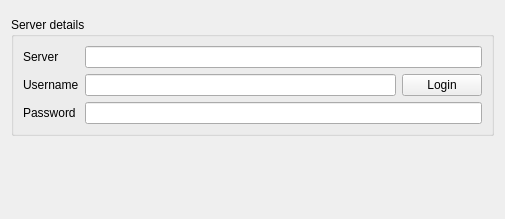
Before: the Qt Designer form src/internet/subsonicsettingspage.ui in clementine-player/Clementine, drawn with Qt 5.
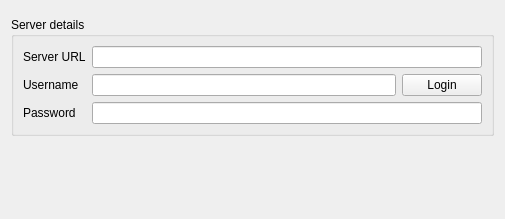
After: the same form once the commit is applied. Custom widgets are drawn as their Qt base class.

The edit to the form file:
```diff
--- a/src/internet/subsonicsettingspage.ui
+++ b/src/internet/subsonicsettingspage.ui
@@ -26,7 +26,7 @@
       <item row="0" column="0">
        <widget class="QLabel" name="server_label">
         <property name="text">
-         <string>Server</string>
+         <string>Server URL</string>
         </property>
        </widget>
       </item>
```
